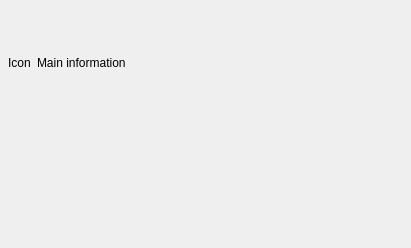
Qt form src/detailDialogBase.ui (KDE/ksystemlog) before a commit.
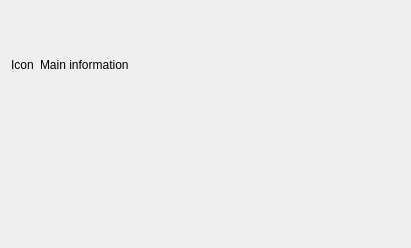
The same form after that commit. Custom widgets are drawn as their Qt base class.

Commit message:
SVN_SILENT Cleanup .ui files
This removes (as discussed on k-c-d)
* obsolete <pixmapfunction>
* deprecated <layoutdefault>
* empty <author>, <comment>, <exportmacro>

Patch:
```diff
--- a/src/detailDialogBase.ui
+++ b/src/detailDialogBase.ui
@@ -164,8 +164,6 @@
    </item>
   </layout>
  </widget>
- <layoutdefault spacing="6" margin="8" />
- <pixmapfunction>qPixmapFromMimeSource</pixmapfunction>
  <customwidgets>
   <customwidget>
    <class>KTextEdit</class>
```
The commit also changes 1 other file.
